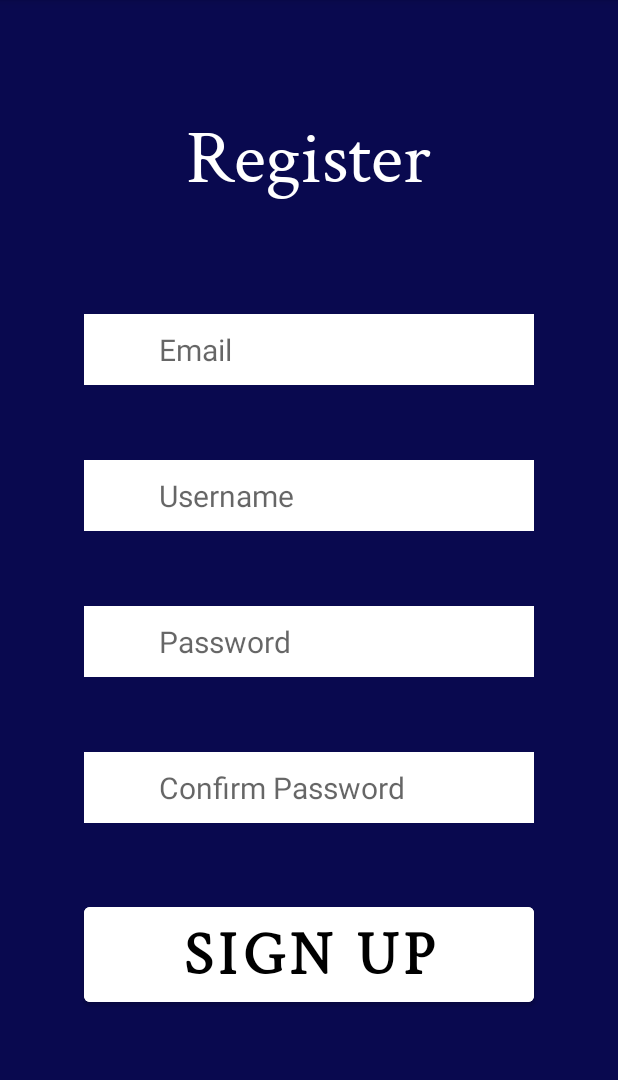
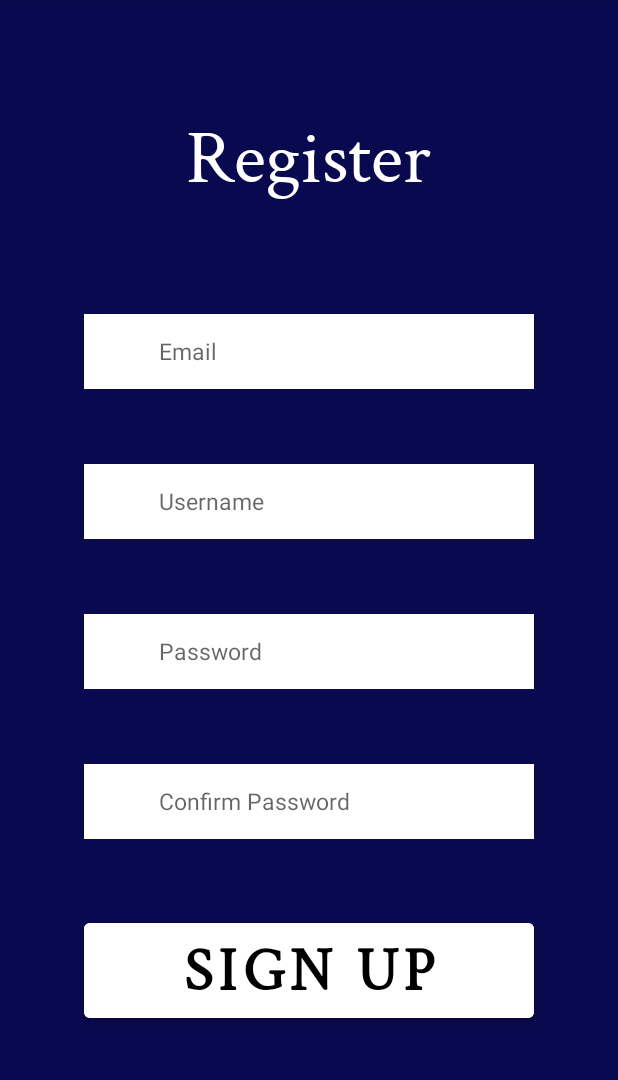
Before and after one commit to gbouzon/local_game_match_machine, an Android app: the screen it shows after launch (MainActivity), on a phone screen of 412 x 824 dp, the part 84-1164 px from its top. Run offline under Robolectric (Android 15) with nearby library versions, the phone set to English and light mode, and no system bars; our stand-ins replace Firebase (no records; nobody signed in at launch, a user with empty details on screens opened directly).

```diff
--- a/program/app/src/main/AndroidManifest.xml
+++ b/program/app/src/main/AndroidManifest.xml
@@ -2,6 +2,7 @@
 <manifest xmlns:android="http://schemas.android.com/apk/res/android"
     package="com.example.lgmm">
 
+    <uses-permission android:name="android.permission.INTERNET"/>
     <application
         android:allowBackup="true"
         android:icon="@mipmap/ic_launcher"
--- a/program/app/src/main/res/layout/activity_main.xml
+++ b/program/app/src/main/res/layout/activity_main.xml
@@ -22,9 +22,9 @@
     <EditText
         android:id="@+id/emailField"
         android:layout_width="300dp"
-        android:layout_height="wrap_content"
+        android:layout_height="50dp"
         android:hint="Email"
-        android:textSize="20sp"
+        android:textSize="15sp"
         android:paddingLeft="50dp"
         android:paddingVertical="10dp"
         android:background="@color/white"
@@ -34,9 +34,9 @@
     <EditText
         android:id="@+id/usernameField"
         android:layout_width="300dp"
-        android:layout_height="wrap_content"
+        android:layout_height="50dp"
         android:hint="Username"
-        android:textSize="20sp"
+        android:textSize="15sp"
         android:paddingLeft="50dp"
         android:paddingVertical="10dp"
         android:background="@color/white"
@@ -46,9 +46,9 @@
     <EditText
         android:id="@+id/passwordField"
         android:layout_width="300dp"
-        android:layout_height="wrap_content"
+        android:layout_height="50dp"
         android:hint="Password"
-        android:textSize="20sp"
+        android:textSize="15sp"
         android:paddingLeft="50dp"
         android:paddingVertical="10dp"
         android:background="@color/white"
@@ -58,9 +58,9 @@
     <EditText
         android:id="@+id/confirmField"
         android:layout_width="300dp"
-        android:layout_height="wrap_content"
+        android:layout_height="50dp"
         android:hint="Confirm Password"
-        android:textSize="20sp"
+        android:textSize="15sp"
         android:paddingLeft="50dp"
         android:paddingVertical="10dp"
         android:background="@color/white"
```
